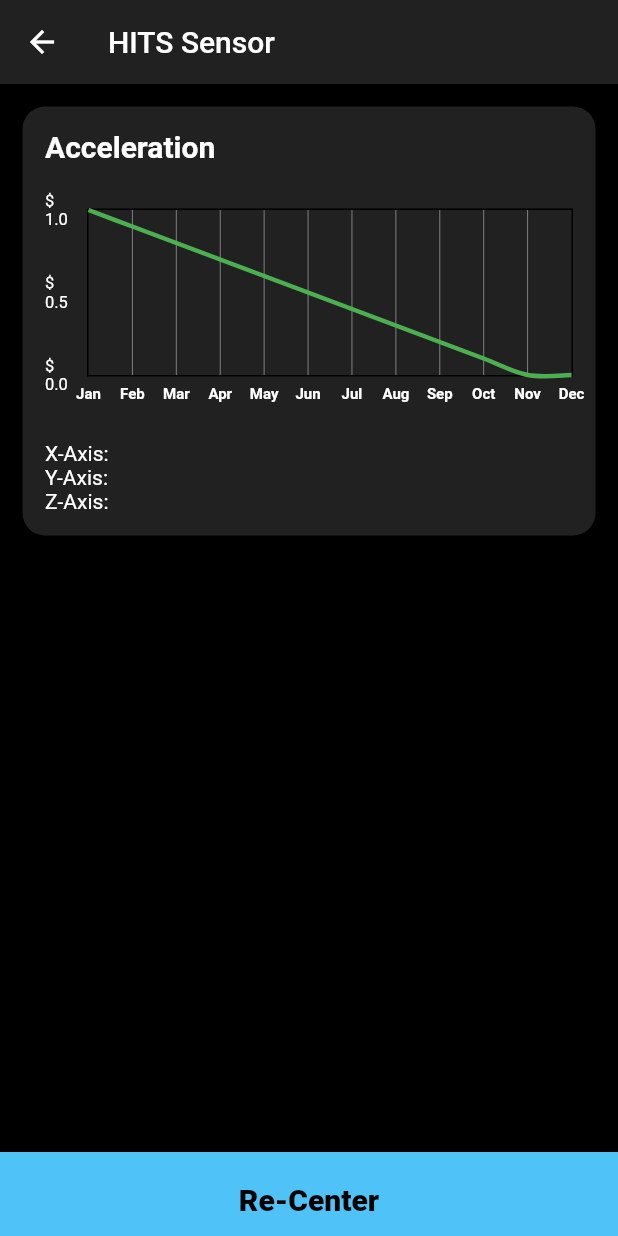
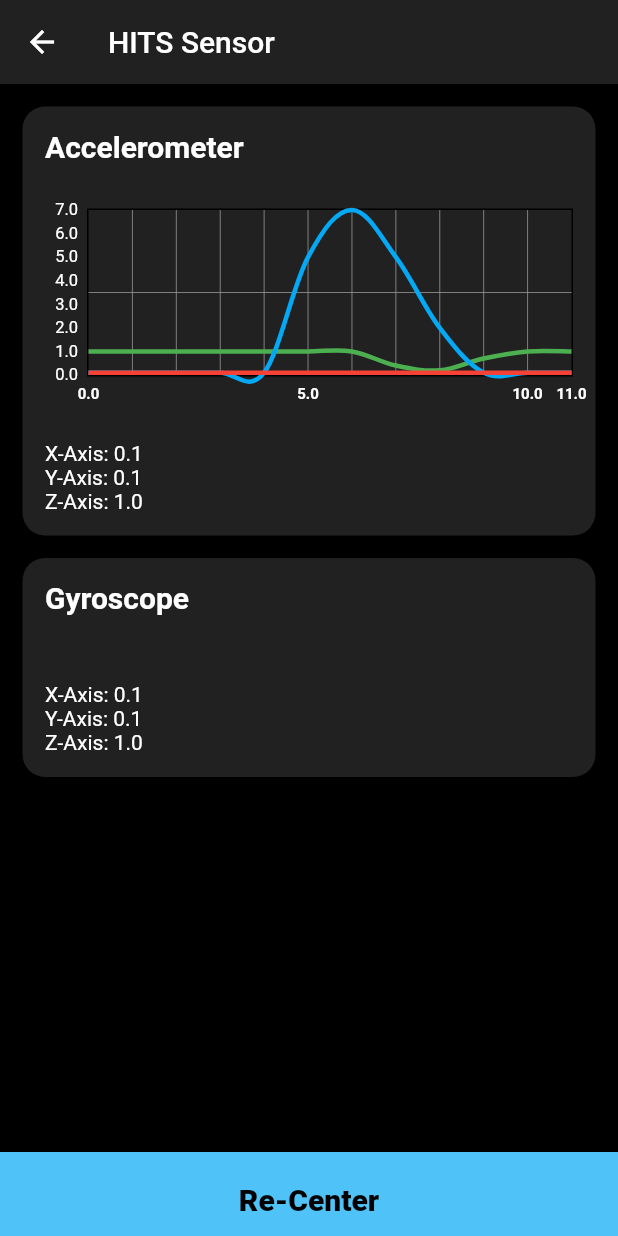
Before and after one commit to davidmhunt3/HITS_Bluetooth_Demo, a Flutter app: the DeviceScreen screen opened directly, on a phone screen of 412 x 824 dp. Run offline on Flutter 3.47's test engine with Material 2 defaults, Android fonts, the phone set to English and light mode, and no system bars; drawn by our look-alikes of fl_chart; missing offline and left inert: flutter_cube.

```diff
--- a/hits_bluetooth_demo/lib/Chart.dart
+++ b/hits_bluetooth_demo/lib/Chart.dart
@@ -19,22 +19,70 @@ class _ChartState extends State<Chart> {
             LineChartBarData(
               spots: [
                 FlSpot(0, 1),
-                FlSpot(1, .9),
-                FlSpot(2, .8),
-                FlSpot(3, .7),
-                FlSpot(4, .6),
-                FlSpot(5, .5),
-                FlSpot(6, .4),
-                FlSpot(7, .3),
+                FlSpot(1, 1),
+                FlSpot(2, 1),
+                FlSpot(3, 1),
+                FlSpot(4, 1),
+                FlSpot(5, 1),
+                FlSpot(6, 1),
+                FlSpot(7, .4),
                 FlSpot(8, .2),
-                FlSpot(9, .1),
-                FlSpot(10, 0),
-                FlSpot(11, 0),
+                FlSpot(9, .7),
+                FlSpot(10, 1),
+                FlSpot(11, 1),
               ],
               isCurved: true,
               barWidth: 3,
               colors: [
                 Colors.green,
+              ],
+              dotData: FlDotData(
+                show: false,
+              ),
+            ),
+            LineChartBarData(
+              spots: [
+                FlSpot(0, 0.1),
+                FlSpot(1, 0.1),
+                FlSpot(2, 0.1),
+                FlSpot(3, 0.1),
+                FlSpot(4, 0.1),
+                FlSpot(5, 5),
+                FlSpot(6, 7),
+                FlSpot(7, 5),
+                FlSpot(8, 2),
+                FlSpot(9, 0.1),
+                FlSpot(10, 0.1),
+                FlSpot(11, 0.1),
+              ],
+              isCurved: true,
+              barWidth: 3,
+              colors: [
+                Colors.lightBlue,
+              ],
+              dotData: FlDotData(
+                show: false,
+              ),
+            ),
+            LineChartBarData(
+              spots: [
+                FlSpot(0, 0.1),
+                FlSpot(1, 0.1),
+                FlSpot(2, 0.1),
+                FlSpot(3, 0.1),
+                FlSpot(4, 0.1),
+                FlSpot(5, 0.1),
+                FlSpot(6, 0.1),
+                FlSpot(7, 0.1),
+                FlSpot(8, 0.1),
+                FlSpot(9, 0.1),
+                FlSpot(10, 0.1),
+                FlSpot(11, 0.1),
+              ],
+              isCurved: true,
+              barWidth: 3,
+              colors: [
+                Colors.red,
               ],
               dotData: FlDotData(
                 show: false,
@@ -49,52 +97,20 @@ class _ChartState extends State<Chart> {
                     fontSize: 10,
                     color: Colors.white,
                     fontWeight: FontWeight.bold),
+                interval: 5,
                 getTitles: (value) {
-                  switch (value.toInt()) {
-                    case 0:
-                      return 'Jan';
-                    case 1:
-                      return 'Feb';
-                    case 2:
-                      return 'Mar';
-                    case 3:
-                      return 'Apr';
-                    case 4:
-                      return 'May';
-                    case 5:
-                      return 'Jun';
-                    case 6:
-                      return 'Jul';
-                    case 7:
-                      return 'Aug';
-                    case 8:
-                      return 'Sep';
-                    case 9:
-                      return 'Oct';
-                    case 10:
-                      return 'Nov';
-                    case 11:
-                      return 'Dec';
-                    default:
-                      return '';
-                  }
+                  return value.toString();
                 }),
             leftTitles: SideTitles(
               showTitles: true,
               textStyle: TextStyle(color: Colors.white, fontSize: 11.0),
-              interval: .5,
+              interval: 1,
               getTitles: (value) {
-                print(value);
-                return '\$ ${value + 0}';
+                return value.toString();
               },
             ),
           ),
-          gridData: FlGridData(
-            show: true,
-            checkToShowHorizontalLine: (double value) {
-              return value == 1 || value == 6 || value == 4 || value == 5;
-            },
-          ),
+          gridData: FlGridData(show: true),
         ),
       ),
     );
--- /dev/null
+++ b/hits_bluetooth_demo/lib/HelmetViewer.dart
@@ -0,0 +1,28 @@
+import 'package:flutter/material.dart';
+import 'package:flutter_cube/flutter_cube.dart';
+
+class HelmetViewer extends StatefulWidget {
+  @override
+  _HelmetViewerState createState() => _HelmetViewerState();
+}
+
+class _HelmetViewerState extends State<HelmetViewer> {
+  void _onSceneCreated(Scene scene) {
+    scene.camera.position.z = 1;
+    scene.camera.target.y = 2;
+    scene.world.add(Object(
+        scale: Vector3(1, 1, 1),
+        fileName: 'images/Helmet/10503_Football_helmet_v1_L3.obj'));
+  }
+
+  @override
+  Widget build(BuildContext context) {
+    return Container(
+      child: Center(
+        child: Cube(
+          onSceneCreated: _onSceneCreated,
+        ),
+      ),
+    );
+  }
+}
--- a/hits_bluetooth_demo/lib/screens/Device_Screen.dart
+++ b/hits_bluetooth_demo/lib/screens/Device_Screen.dart
@@ -1,6 +1,7 @@
 import 'package:flutter/material.dart';
 import 'package:hits_bluetooth_demo/constants.dart';
 import 'package:hits_bluetooth_demo/Chart.dart';
+import 'package:hits_bluetooth_demo/HelmetViewer.dart';
 
 class DeviceScreen extends StatefulWidget {
   @override
@@ -53,7 +54,7 @@ class _DeviceScreenState extends State<DeviceScreen> {
               mainAxisAlignment: MainAxisAlignment.spaceBetween,
               children: <Widget>[
                 Text(
-                  'Acceleration',
+                  'Accelerometer',
                   style: kDeviceNameTextStyle,
                 ),
                 SizedBox.fromSize(
@@ -63,9 +64,42 @@ class _DeviceScreenState extends State<DeviceScreen> {
                 SizedBox.fromSize(
                   size: Size(double.infinity, 15),
                 ),
-                Text('X-Axis: '),
-                Text('Y-Axis: '),
-                Text('Z-Axis: ')
+                Text('X-Axis: 0.1'),
+                Text('Y-Axis: 0.1'),
+                Text('Z-Axis: 1.0')
+              ],
+            ),
+          ),
+          Container(
+            margin: EdgeInsets.fromLTRB(
+                kDeviceCardMargin,
+                kDeviceCardMargin / 2,
+                kDeviceCardMargin,
+                kDeviceCardMargin / 2),
+            padding: EdgeInsets.all(15.0),
+            decoration: BoxDecoration(
+              color: kDeviceCardBackgroundColor,
+              borderRadius: BorderRadius.circular(15.0),
+            ),
+            //constraints: BoxConstraints.expand(height: 100.0),
+            child: Column(
+              crossAxisAlignment: CrossAxisAlignment.start,
+              mainAxisAlignment: MainAxisAlignment.spaceBetween,
+              children: <Widget>[
+                Text(
+                  'Gyroscope',
+                  style: kDeviceNameTextStyle,
+                ),
+                SizedBox.fromSize(
+                  size: Size(double.infinity, 30),
+                ),
+                //HelmetViewer(),
+                SizedBox.fromSize(
+                  size: Size(double.infinity, 15),
+                ),
+                Text('X-Axis: 0.1'),
+                Text('Y-Axis: 0.1'),
+                Text('Z-Axis: 1.0')
               ],
             ),
           ),
--- a/hits_bluetooth_demo/lib/screens/Search_Settings_Screen.dart
+++ b/hits_bluetooth_demo/lib/screens/Search_Settings_Screen.dart
@@ -1,4 +1,5 @@
 import 'package:flutter/material.dart';
+import 'package:hits_bluetooth_demo/HelmetViewer.dart';
 
 class SearchSettingsScreen extends StatefulWidget {
   @override
@@ -9,9 +10,11 @@ class _SearchSettingsScreenState extends State<SearchSettingsScreen> {
   @override
   Widget build(BuildContext context) {
     return Scaffold(
+      backgroundColor: Colors.white,
       appBar: AppBar(
         title: Text('Search Settings'),
       ),
+      body: HelmetViewer(),
     );
   }
 }
--- a/hits_bluetooth_demo/pubspec.yaml
+++ b/hits_bluetooth_demo/pubspec.yaml
@@ -12,6 +12,7 @@ dependencies:
 
   cupertino_icons: ^0.1.2
   fl_chart: ^0.9.0
+  flutter_cube: ^0.0.5
 
 dev_dependencies:
   flutter_test:
@@ -26,6 +27,7 @@ flutter:
 
   assets:
   - images/
+  - images/Helmet/
 
   # An image asset can refer to one or more resolution-specific "variants", see
   # https://flutter.dev/assets-and-images/#resolution-aware.
```
Also changed, not shown: hits_bluetooth_demo/images/Helmet/10503_Football_helmet_v1_Diffuse_SG.jpg (added), hits_bluetooth_demo/pubspec.lock, 2 other files.
